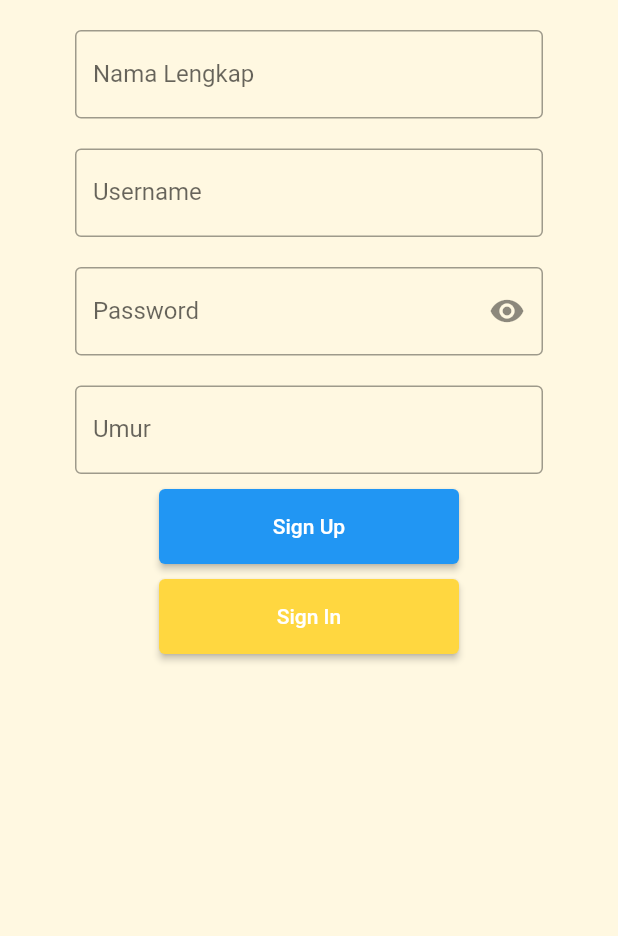
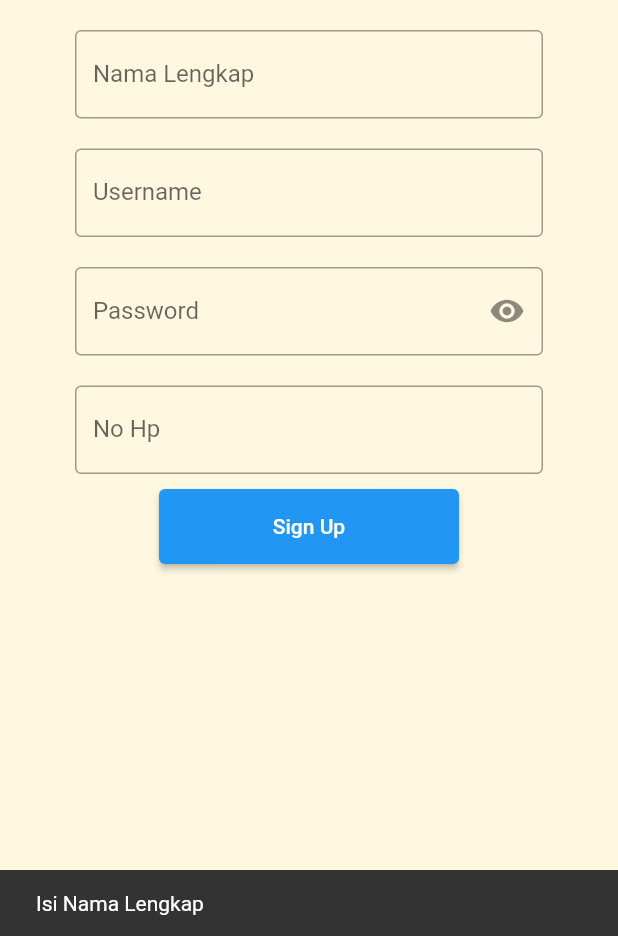
Before and after one commit to Arjumnr/smart-service, a Flutter app: the screen it shows after launch, after a tap on "Sign Up", on a phone screen of 412 x 824 dp, the part 300-1236 px from its top. Run offline on Flutter 3.47's test engine with Material 2 defaults, Android fonts, the light colour scheme and no system bars; our stand-ins replace carousel_slider.

Commit message:
register with api

```diff
--- a/lib/View/BottomNavigation/Form/form_login.dart
+++ b/lib/View/BottomNavigation/Form/form_login.dart
@@ -26,7 +26,11 @@ class FormLogin extends StatefulWidget {
 }
 
 class _FormLoginState extends State<FormLogin> {
+
   bool _isObscure = true;
+  final TextEditingController usernameController = new TextEditingController();
+  final TextEditingController passwordController = new TextEditingController();
+
   @override
   Widget build(BuildContext context) {
     return Scaffold(
--- a/lib/View/BottomNavigation/Form/form_register.dart
+++ b/lib/View/BottomNavigation/Form/form_register.dart
@@ -1,5 +1,7 @@
+import 'dart:convert';
+
 import 'package:flutter/material.dart';
-
+import 'package:http/http.dart' as http;
 import 'form_login.dart';
 
 class FormRegister extends StatefulWidget {
@@ -10,10 +12,23 @@ class FormRegister extends StatefulWidget {
 }
 
 class _FormRegisterState extends State<FormRegister> {
+  GlobalKey<ScaffoldState> _scaffoldKey = GlobalKey();
+  final _formKey = GlobalKey<FormState>();
+  late String namaLengkap, username, password, noHp;
   bool _isObscure = true;
+  bool isLoading = false;
+  late ScaffoldMessengerState scaffoldMessenger;
+
+  TextEditingController _namaLengkapController = new TextEditingController();
+  TextEditingController _usernameController = new TextEditingController();
+  TextEditingController _passwordController = new TextEditingController();
+  TextEditingController _noHpController = new TextEditingController();
+
   @override
   Widget build(BuildContext context) {
+    scaffoldMessenger = ScaffoldMessenger.of(context);
     return Scaffold(
+        key: _scaffoldKey,
         backgroundColor: Colors.amber.shade50,
         body: SingleChildScrollView(
           child: Column(
@@ -26,7 +41,11 @@ class _FormRegisterState extends State<FormRegister> {
               ),
               Container(
                 padding: const EdgeInsets.only(top: 20, left: 50, right: 50),
-                child: const TextField(
+                child: TextFormField(
+                  controller: _namaLengkapController,
+                  onSaved: (val) {
+                    namaLengkap = val!;
+                  },
                   decoration: InputDecoration(
                       border: OutlineInputBorder(),
                       label: Text('Nama Lengkap')),
@@ -34,14 +53,22 @@ class _FormRegisterState extends State<FormRegister> {
               ),
               Container(
                 padding: const EdgeInsets.only(top: 20, left: 50, right: 50),
-                child: const TextField(
+                child: TextFormField(
+                  controller: _usernameController,
+                  onSaved: (val) {
+                    username = val!;
+                  },
                   decoration: InputDecoration(
                       border: OutlineInputBorder(), label: Text('Username')),
                 ),
               ),
               Container(
                 padding: const EdgeInsets.only(top: 20, left: 50, right: 50),
-                child: TextField(
+                child: TextFormField(
+                    controller: _passwordController,
+                    onSaved: (val) {
+                      password = val!;
+                    },
                     obscureText: _isObscure,
                     obscuringCharacter: "*",
                     decoration: InputDecoration(
@@ -61,37 +88,107 @@ class _FormRegisterState extends State<FormRegister> {
               ),
               Container(
                 padding: const EdgeInsets.only(top: 20, left: 50, right: 50),
-                child: const TextField(
+                child: TextFormField(
+                  controller: _noHpController,
+                  onSaved: (val) {
+                    noHp = val!;
+                  },
                   decoration: InputDecoration(
-                      border: OutlineInputBorder(), label: Text('Umur')),
+                      border: OutlineInputBorder(), label: Text('No Hp')),
                 ),
               ),
+
               Container(
                 padding: const EdgeInsets.only(top: 10),
                 width: 200,
                 height: 60,
                 child: ElevatedButton(
-                  onPressed: () {},
+                  onPressed: () {
+                    if (isLoading) {
+                      return;
+                    }
+                    if (_namaLengkapController.text.isEmpty) {
+                      scaffoldMessenger.showSnackBar(
+                          SnackBar(content: Text('Isi Nama Lengkap')));
+                      return;
+                    } else if (_usernameController.text.isEmpty) {
+                      scaffoldMessenger.showSnackBar(
+                          SnackBar(content: Text('Isi Username')));
+                      return;
+                    } else if (_passwordController.text.isEmpty) {
+                      scaffoldMessenger.showSnackBar(
+                          SnackBar(content: Text('Isi Password')));
+                      return;
+                    } else if (_noHpController.text.isEmpty) {
+                      scaffoldMessenger
+                          .showSnackBar(SnackBar(content: Text('Isi No Hp')));
+                      return;
+                    }
+
+                    signUp(
+                        _namaLengkapController.text,
+                        _usernameController.text,
+                        _passwordController.text,
+                        _noHpController.text);
+                  },
                   child: const Text('Sign Up'),
                 ),
               ),
-              Container(
-                padding: const EdgeInsets.only(top: 10),
-                width: 200,
-                height: 60,
-                child: ElevatedButton(
-                  style: ElevatedButton.styleFrom(primary: Colors.amberAccent),
-                  onPressed: () {
-                    Navigator.push(
-                        context,
-                        MaterialPageRoute(
-                            builder: (context) => const FormLogin()));
-                  },
-                  child: const Text('Sign In'),
-                ),
-              ),
+              // Container(
+              //   padding: const EdgeInsets.only(top: 10),
+              //   width: 200,
+              //   height: 60,
+              //   child: ElevatedButton(
+              //     style: ElevatedButton.styleFrom(primary: Colors.amberAccent),
+              //     onPressed: () {
+              //       Navigator.push(
+              //           context,
+              //           MaterialPageRoute(
+              //               builder: (context) => const FormLogin()));
+              //     },
+              //     child: const Text('Sign In'),
+              //   ),
+              // ),
             ],
           ),
         ));
   }
+
+  signUp(namaLengkap, username, password, noHp) async {
+    setState(() {
+      isLoading = true;
+    });
+
+    print('calling');
+
+    Map data = {
+      'nama_lengkap': namaLengkap,
+      'username': username,
+      'password': password,
+      'no_hp': noHp
+    };
+
+    print(data.toString());
+
+    final response =
+        await http.post(Uri.parse('http://127.0.0.1:8000/api/register'),
+            headers: {
+              "Accept": "application/json",
+              "Content-Type": "application/x-www-form-urlencoded"
+            },
+            body: data,
+            encoding: Encoding.getByName("utf-8"));
+
+    if (response.statusCode == true) {
+      setState(() {
+        isLoading = false;
+      });
+      Map<String, dynamic> res = jsonDecode(response.body);
+      Navigator.pushReplacement(
+          context, MaterialPageRoute(builder: (context) => FormLogin()));
+      if (!res['false']) {
+        Map<String, dynamic> users = res['data'];
+      }
+    }
+  }
 }
--- a/lib/main.dart
+++ b/lib/main.dart
@@ -1,4 +1,5 @@
 import 'package:flutter/material.dart';
+import 'package:smart_service/View/BottomNavigation/Form/form_register.dart';
 import 'package:smart_service/splash_screen.dart';
 
 void main() {
@@ -12,7 +13,7 @@ class MyApp extends StatelessWidget {
   Widget build(BuildContext context) {
     return MaterialApp(
       debugShowCheckedModeBanner: false,
-      home: const SplashScreen(),
+      home: const FormRegister(),
     );
   }
 }
--- a/pubspec.yaml
+++ b/pubspec.yaml
@@ -37,6 +37,7 @@ dependencies:
   flutter_launcher_icons: "^0.9.2"
   http: ^0.13.4
   carousel_slider: ^4.0.0
+  shared_preferences: ^2.0.8
 
 dev_dependencies:
   flutter_test:
@@ -76,8 +77,6 @@ flutter:
     - asset/bc.png
     - asset/hino.png
 
-
-
   # An image asset can refer to one or more resolution-specific "variants", see
   # https://flutter.dev/assets-and-images/#resolution-aware.
 
```
Also changed, not shown: pubspec.lock.
